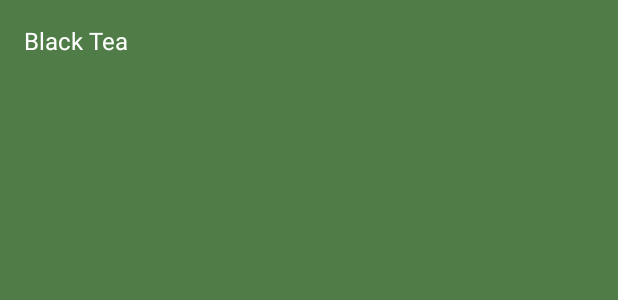
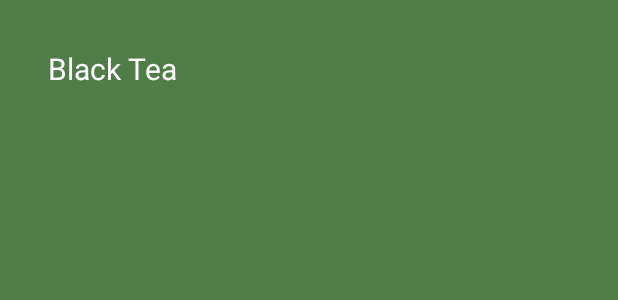
Before and after one commit to Addison-Dalton/teatime, an Android app: the layout spinner_item.xml on its own in the app's theme, with its tools: preview values and no code run, on a phone screen of 412 x 824 dp. Shown: the top 300 px of the screen. Run offline under Robolectric (Android 15) with nearby library versions, the phone set to English and light mode, and no system bars.

Commit message:
modified design of layout

```diff
--- a/app/src/main/res/layout/spinner_item.xml
+++ b/app/src/main/res/layout/spinner_item.xml
@@ -1,23 +1,33 @@
 <?xml version="1.0" encoding="utf-8"?>
 <LinearLayout xmlns:android="http://schemas.android.com/apk/res/android"
+    android:layout_width="250dp"
+    android:layout_height="wrap_content"
+    android:orientation="horizontal"
+    android:layout_margin="16dp">
+
+    <FrameLayout
     android:layout_width="match_parent"
     android:layout_height="match_parent"
-    android:orientation="horizontal">
+        android:layout_margin="16dp">
 
         <TextView
             android:id="@+id/tv_spinner_tea_item"
-        android:layout_width="0dp"
+            android:layout_width="wrap_content"
             android:layout_height="wrap_content"
-        android:layout_weight="3"
-        android:layout_margin="16dp"
-        android:textSize="16sp"
-        android:text="Black Tea" />
+            android:layout_gravity="center_vertical"
+            android:text="Black Tea"
+            android:textSize="20sp" />
 
         <Button
             android:id="@+id/btn_delete"
             android:layout_width="wrap_content"
-        android:layout_height="wrap_content"
-        android:layout_weight="1"
+            android:layout_height="50dp"
+            android:layout_gravity="end|center_vertical"
+            android:backgroundTint="@color/deleteButton"
             android:text="@string/btn_delete"
-        android:visibility="gone"/>
+            android:textSize="20sp"
+            android:visibility="gone" />
+    </FrameLayout>
+
+
 </LinearLayout>
```
Lines whose indentation alone changed are shown as unchanged.
